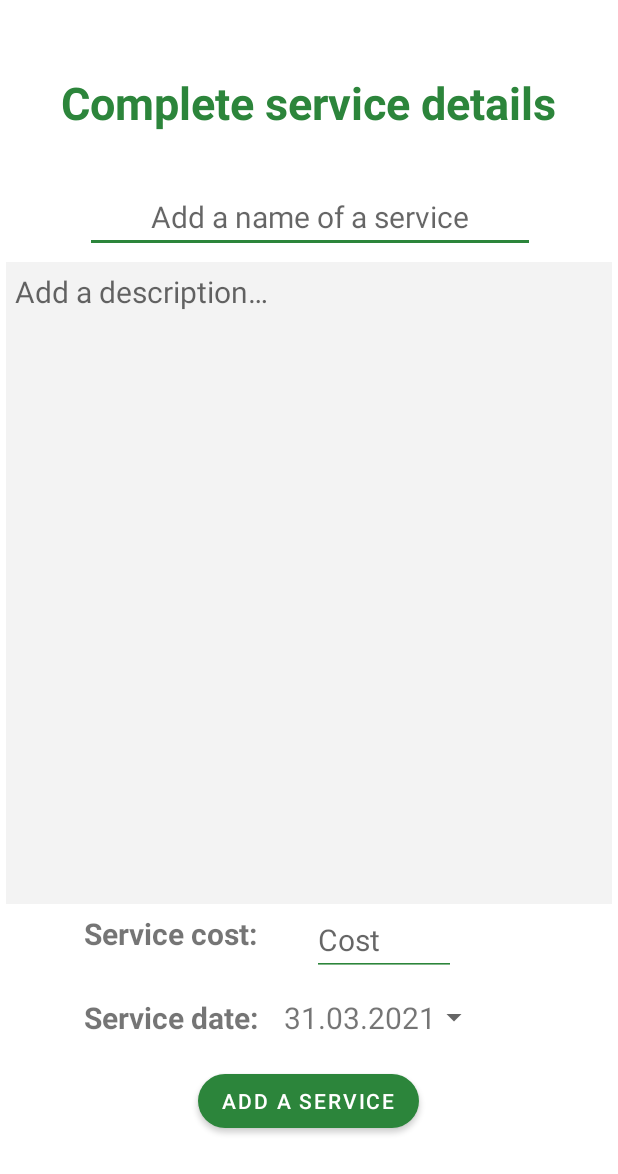
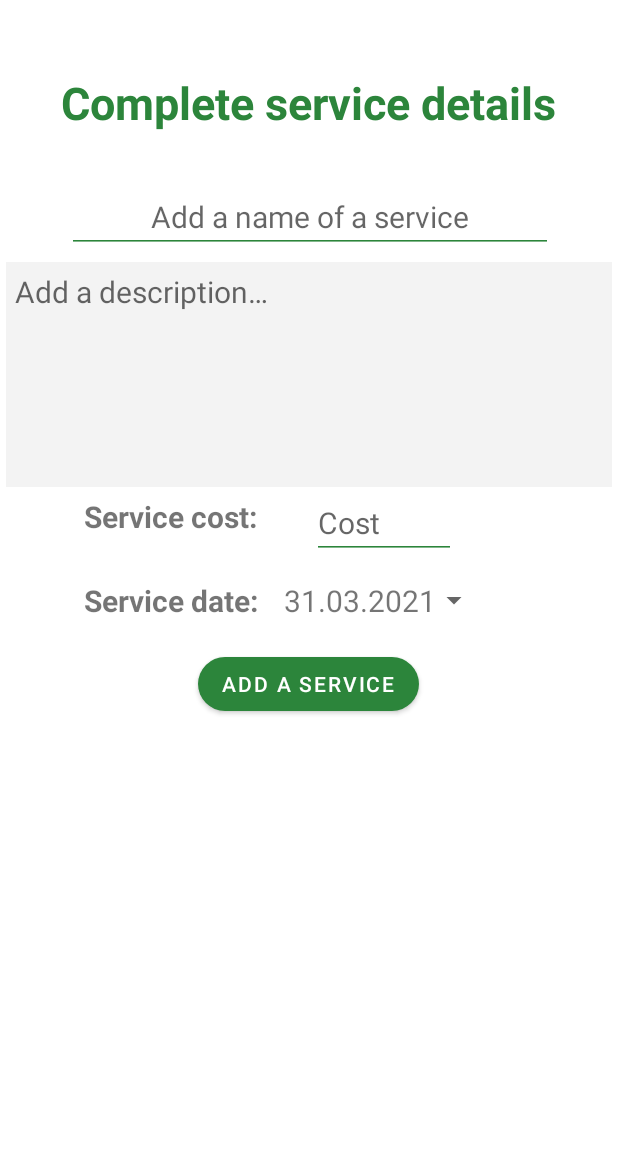
Before and after one commit to Pollongz/FuelApp, an Android app: the AddServiceActivity screen opened directly, with no data from a screen before it, on a phone screen of 412 x 824 dp. Shown: the top 1174 px of the screen. Run offline under Robolectric (Android 15) with nearby library versions, the light colour scheme and no system bars; Roboto replaces fonts that are not available here.

Commit message:
fix add service view and make it scrollable

```diff
--- a/app/src/main/res/layout/activity_add_service.xml
+++ b/app/src/main/res/layout/activity_add_service.xml
@@ -1,9 +1,14 @@
 <?xml version="1.0" encoding="utf-8"?>
-<androidx.constraintlayout.widget.ConstraintLayout xmlns:android="http://schemas.android.com/apk/res/android"
+    <ScrollView
+    xmlns:android="http://schemas.android.com/apk/res/android"
     xmlns:app="http://schemas.android.com/apk/res-auto"
     xmlns:tools="http://schemas.android.com/tools"
     android:layout_width="match_parent"
-    android:layout_height="match_parent"
+    android:layout_height="match_parent">
+
+<androidx.constraintlayout.widget.ConstraintLayout
+    android:layout_width="match_parent"
+    android:layout_height="wrap_content"
     tools:context=".Activities.AddServiceActivity">
 
     <TextView
@@ -21,12 +26,13 @@
 
     <EditText
         android:id="@+id/newServiceTitleEt"
-        android:layout_width="300dp"
+        android:layout_width="324dp"
         android:layout_height="wrap_content"
         android:layout_marginTop="32dp"
         android:ems="10"
         android:gravity="center"
         android:hint="@string/add_a_name_of_a_service"
+        android:importantForAutofill="no"
         android:inputType="text"
         android:maxLength="30"
         android:maxLines="1"
@@ -36,13 +42,12 @@
         app:layout_constraintEnd_toEndOf="parent"
         app:layout_constraintHorizontal_bias="0.504"
         app:layout_constraintStart_toStartOf="parent"
-        app:layout_constraintTop_toBottomOf="@+id/serviceDataTitle"
-        android:importantForAutofill="no" />
+        app:layout_constraintTop_toBottomOf="@+id/serviceDataTitle" />
 
     <EditText
         android:id="@+id/newServiceDescEt"
         android:layout_width="0dp"
-        android:layout_height="0dp"
+        android:layout_height="150dp"
         android:layout_marginStart="4dp"
         android:layout_marginTop="6dp"
         android:layout_marginEnd="4dp"
@@ -143,3 +148,4 @@
         app:rippleColor="#FFFFFF" />
 
 </androidx.constraintlayout.widget.ConstraintLayout>
+    </ScrollView>
```
